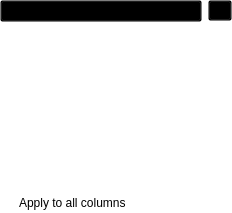
First picture: the form in widgets/range.ui, repository Elv13/sigrok_frontend, before the edit.
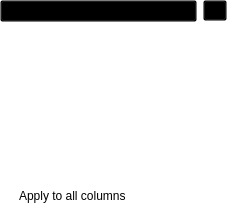
Second picture: the form after the edit. Icons and pictures are not drawn.

```diff
--- a/widgets/range.ui
+++ b/widgets/range.ui
@@ -6,8 +6,8 @@
    <rect>
     <x>0</x>
     <y>0</y>
-    <width>232</width>
-    <height>213</height>
+    <width>227</width>
+    <height>206</height>
    </rect>
   </property>
   <property name="windowTitle">
```
Left out of the diff: 3 changed lines with no effect on the pictures.
